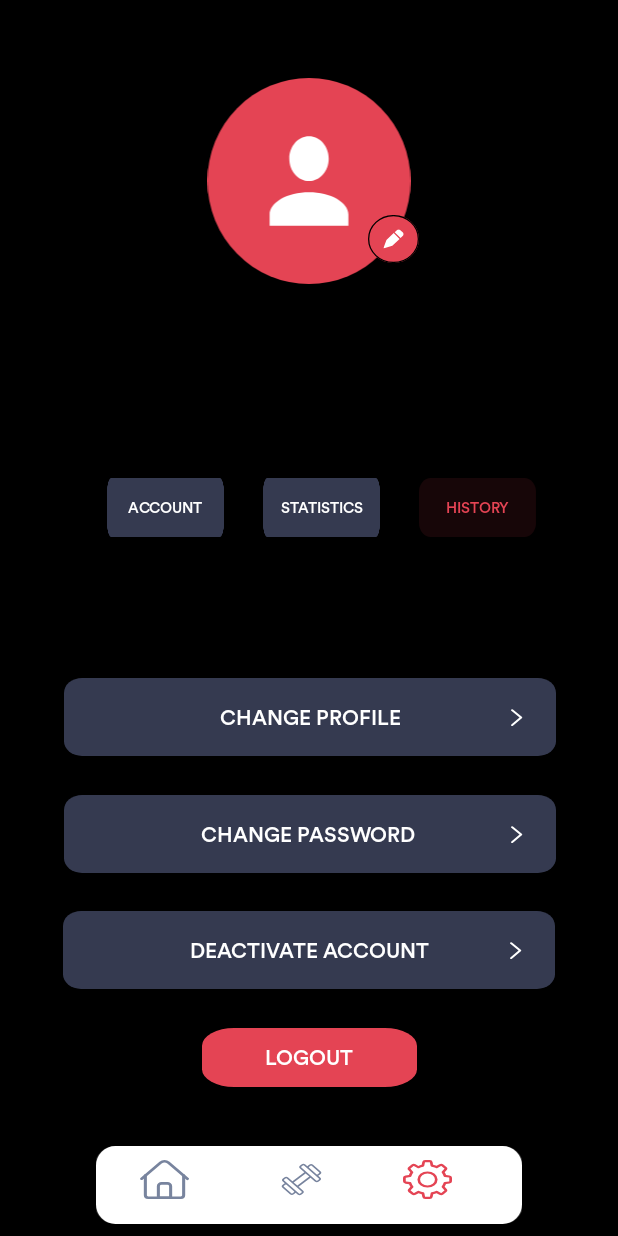
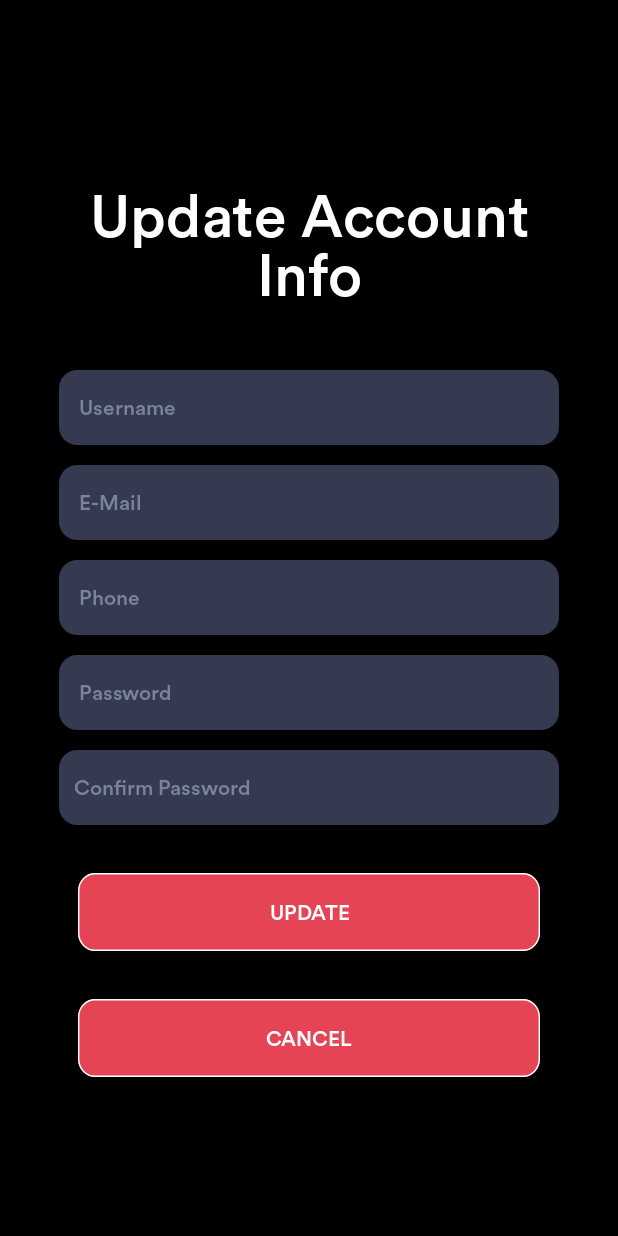
Before and after one commit to Blak3Nick/UMGC.Team3, an Android app: the screen it shows after launch once a user with an empty profile is signed in (MainActivity before the commit, ProfileUpdate after it), after a tap on "CHANGE PROFILE", on a phone screen of 412 x 824 dp. Run offline under Robolectric (Android 15) with nearby library versions, the phone set to English and light mode, and no system bars; our stand-ins replace Firebase (no records; nobody signed in at launch, a user with empty details on screens opened directly), Picasso, sdp/ssp sizes; 2 statements that could not run were skipped.

Commit message:
Implemented the update profile page. This allows users to change their information

```diff
--- a/app/src/main/AndroidManifest.xml
+++ b/app/src/main/AndroidManifest.xml
@@ -34,6 +34,7 @@ the attributes within application set values for components within the applicati
         <activity android:name=".CompletedWorkoutWorker" />
         <activity android:name=".StatisticsActivity" />
         <activity android:name=".HistoryActivity" />
+        <activity android:name=".ProfileUpdate" />
         <activity
             android:name=".RegisterActivity"
             android:label="@string/title_activity_register"
--- a/app/src/main/java/com/example/umgcteam3/MainActivity.java
+++ b/app/src/main/java/com/example/umgcteam3/MainActivity.java
@@ -43,11 +43,11 @@ import javax.annotation.Nullable;
 
 public class MainActivity extends AppCompatActivity {
     private static final int GALLERY_INTENT_CODE = 1023 ;
-    TextView fullName,email,phone;
+    TextView fullName,email,phone, changeProfile;
     FirebaseAuth fAuth;
     FirebaseFirestore fStore;
     public String userId;
-    Button resendCode, resetPassLocal, changeProfile, changProfileImage;
+    Button resendCode, resetPassLocal, changProfileImage;
     FirebaseUser user;
     ImageView profileImage;
     StorageReference storageReference;
@@ -94,8 +94,6 @@ public class MainActivity extends AppCompatActivity {
             Log.d("TrytoGetProfilePic: ", "\n\n\nCould not get Profile pic\n\n\n");
         }
 
-//        resendCode = findViewById(R.id.resendCode);
-//        verifyMsg = findViewById(R.id.verifyMsg);
 
         try{
             userId = fAuth.getCurrentUser().getUid();
@@ -117,27 +115,6 @@ public class MainActivity extends AppCompatActivity {
 
 
 
-        if(!user.isEmailVerified()){
-            //resendCode.setVisibility(View.VISIBLE);
-
-//            resendCode.setOnClickListener(new View.OnClickListener() {
-//                @Override
-//                public void onClick(final View v) {
-//
-//                    user.sendEmailVerification().addOnSuccessListener(new OnSuccessListener<Void>() {
-//                        @Override
-//                        public void onSuccess(Void aVoid) {
-//                            Toast.makeText(v.getContext(), "Verification Email Has been Sent.", Toast.LENGTH_SHORT).show();
-//                        }
-//                    }).addOnFailureListener(new OnFailureListener() {
-//                        @Override
-//                        public void onFailure(@NonNull Exception e) {
-//                            Log.d("tag", "onFailure: Email not sent " + e.getMessage());
-//                        }
-//                    });
-//                }
-//            });
-        }
 
         resetPassLocal.setOnClickListener(new View.OnClickListener() {
             @Override
@@ -180,12 +157,7 @@ public class MainActivity extends AppCompatActivity {
         changeProfile.setOnClickListener(new View.OnClickListener() {
             @Override
             public void onClick(View v) {
-//                // open gallery
-//                Intent i = new Intent(v.getContext(),EditProfile.class);
-//                i.putExtra("fullName",fullName.getText().toString());
-//                i.putExtra("email",email.getText().toString());
-//                i.putExtra("phone",phone.getText().toString());
-//                startActivity(i);
+                changeProfileInfo(v);
             }
         });
     }
@@ -373,4 +345,9 @@ public class MainActivity extends AppCompatActivity {
         Intent dashboard = new Intent(this, DashboardActivity.class);
         startActivity(dashboard);
     }
+    public void changeProfileInfo(View view) {
+        Intent profile = new Intent(this, ProfileUpdate.class);
+        startActivity(profile);
+    }
+
 }
--- a/app/src/main/res/layout/activity_main.xml
+++ b/app/src/main/res/layout/activity_main.xml
@@ -173,6 +173,7 @@
             android:drawablePadding="-15sp"
             android:ems="14"
             android:fontFamily="@font/circular"
+            android:onClick="changeProfileInfo"
             android:padding="10sp"
             android:text="Change Profile"
             android:textColor="@color/colorText"
--- /dev/null
+++ b/app/src/main/res/layout/profile_update_activity.xml
@@ -0,0 +1,165 @@
+<?xml version="1.0" encoding="utf-8"?>
+
+
+<!--This file contains the xml code for the registration board
+    using this custom settings
+
+        android:fontFamily="@font/circular"
+        android:textColor="@color/colorText"
+        android:background="@drawable/ic_text_field" [background of user editable fields]
+
+      All objects have been constrained to top/bottom of the screen
+
+  -->
+
+<!-- START -->
+
+
+<LinearLayout xmlns:android="http://schemas.android.com/apk/res/android"
+    xmlns:app="http://schemas.android.com/apk/res-auto"
+    xmlns:tools="http://schemas.android.com/tools"
+    android:id="@+id/loginBtn"
+    android:layout_width="match_parent"
+    android:layout_height="match_parent"
+    android:background="@color/colorBackground"
+    tools:context=".ProfileUpdate">
+
+
+    <LinearLayout
+        android:layout_width="match_parent"
+        android:layout_height="match_parent"
+        android:gravity="center"
+        android:orientation="vertical">
+
+        <TextView
+            android:id="@+id/create_account_banner"
+            android:layout_width="match_parent"
+            android:layout_height="wrap_content"
+            android:layout_marginLeft="@dimen/_20sdp"
+            android:layout_marginTop="@dimen/_10sdp"
+            android:layout_marginRight="@dimen/_20sdp"
+            android:background="@color/colorBackground"
+            android:fontFamily="@font/circular"
+            android:gravity="center"
+            android:text="Update Account Info"
+            android:textColor="@color/colorText"
+            android:textSize="@dimen/_30sdp" />
+
+        <EditText
+            android:id="@+id/fullName"
+            android:layout_width="match_parent"
+            android:layout_height="wrap_content"
+            android:layout_marginStart="@dimen/_30sdp"
+            android:layout_marginEnd="@dimen/_30sdp"
+            android:layout_marginTop="@dimen/_30sdp"
+            android:background="@drawable/ic_text_field"
+            android:drawablePadding="-15sp"
+            android:ems="14"
+            android:fontFamily="@font/circular"
+            android:hint="Username"
+            android:inputType="textPersonName"
+            android:padding="@dimen/_10sdp"
+            android:textColorHint="@color/colorTextBackground"
+            android:textSize="14sp" />
+
+
+        <EditText
+            android:id="@+id/Email"
+            android:layout_width="match_parent"
+            android:layout_height="wrap_content"
+            android:layout_marginStart="@dimen/_30sdp"
+            android:layout_marginEnd="@dimen/_30sdp"
+            android:layout_marginTop="@dimen/_10sdp"
+            android:background="@drawable/ic_text_field"
+            android:drawablePadding="-15sp"
+            android:ems="14"
+            android:fontFamily="@font/circular"
+            android:hint="E-Mail"
+            android:inputType="textEmailAddress"
+            android:padding="@dimen/_10sdp"
+            android:textColorHint="@color/colorTextBackground"
+            android:textSize="14dp"/>
+
+        <EditText
+            android:id="@+id/phone"
+            android:layout_width="match_parent"
+            android:layout_height="wrap_content"
+            android:layout_marginStart="@dimen/_30sdp"
+            android:layout_marginEnd="@dimen/_30sdp"
+            android:layout_marginTop="@dimen/_10sdp"
+            android:background="@drawable/ic_text_field"
+            android:drawablePadding="-15sp"
+            android:ems="14"
+            android:fontFamily="@font/circular"
+            android:hint="Phone"
+            android:inputType="textPhonetic"
+            android:padding="@dimen/_10sdp"
+            android:textColorHint="@color/colorTextBackground"
+            android:textSize="14sp" />
+
+        <EditText
+            android:id="@+id/password"
+            android:layout_width="match_parent"
+            android:layout_height="wrap_content"
+            android:layout_marginStart="@dimen/_30sdp"
+            android:layout_marginEnd="@dimen/_30sdp"
+            android:layout_marginTop="@dimen/_10sdp"
+            android:background="@drawable/ic_text_field"
+            android:drawablePadding="-15sp"
+            android:ems="14"
+            android:fontFamily="@font/circular"
+            android:hint="Password"
+            android:inputType="textPassword"
+            android:padding="@dimen/_10sdp"
+            android:textColorHint="@color/colorTextBackground"
+            android:textSize="14sp"/>
+
+
+        <EditText
+            android:id="@+id/confirmPassword"
+            android:layout_width="match_parent"
+            android:layout_height="wrap_content"
+            android:layout_marginStart="@dimen/_30sdp"
+            android:layout_marginEnd="@dimen/_30sdp"
+            android:layout_marginTop="@dimen/_10sdp"
+            android:background="@drawable/ic_text_field"
+            android:drawablePadding="-15sp"
+            android:ems="14"
+            android:fontFamily="@font/circular"
+            android:hint="Confirm Password"
+            android:inputType="textPassword"
+            android:padding="10sp"
+            android:textColorHint="@color/colorTextBackground"
+            android:textSize="14sp" />
+
+        <Button
+            android:id="@+id/registerBtn"
+            android:layout_width="match_parent"
+            android:layout_height="wrap_content"
+            android:layout_marginStart="@dimen/_40sdp"
+            android:layout_marginTop="32sp"
+            android:layout_marginEnd="@dimen/_40sdp"
+            android:background="@drawable/ic_button_background"
+            android:fontFamily="@font/circular"
+            android:padding="@dimen/_10sdp"
+            android:text="Update"
+            android:textColor="@color/colorText" />
+
+        <Button
+            android:id="@+id/returnBtn"
+            android:layout_width="match_parent"
+            android:layout_height="wrap_content"
+            android:layout_marginStart="@dimen/_40sdp"
+            android:layout_marginTop="32sp"
+            android:layout_marginEnd="@dimen/_40sdp"
+            android:background="@drawable/ic_button_background"
+            android:fontFamily="@font/circular"
+            android:onClick="returnToMain"
+            android:padding="@dimen/_10sdp"
+            android:text="Cancel"
+            android:textColor="@color/colorText" />
+        <!-- END -->
+
+    </LinearLayout>
+
+</LinearLayout>
```
Also changed, not shown: app/src/main/java/com/example/umgcteam3/ProfileUpdate.java (added, +212 -0 lines).
